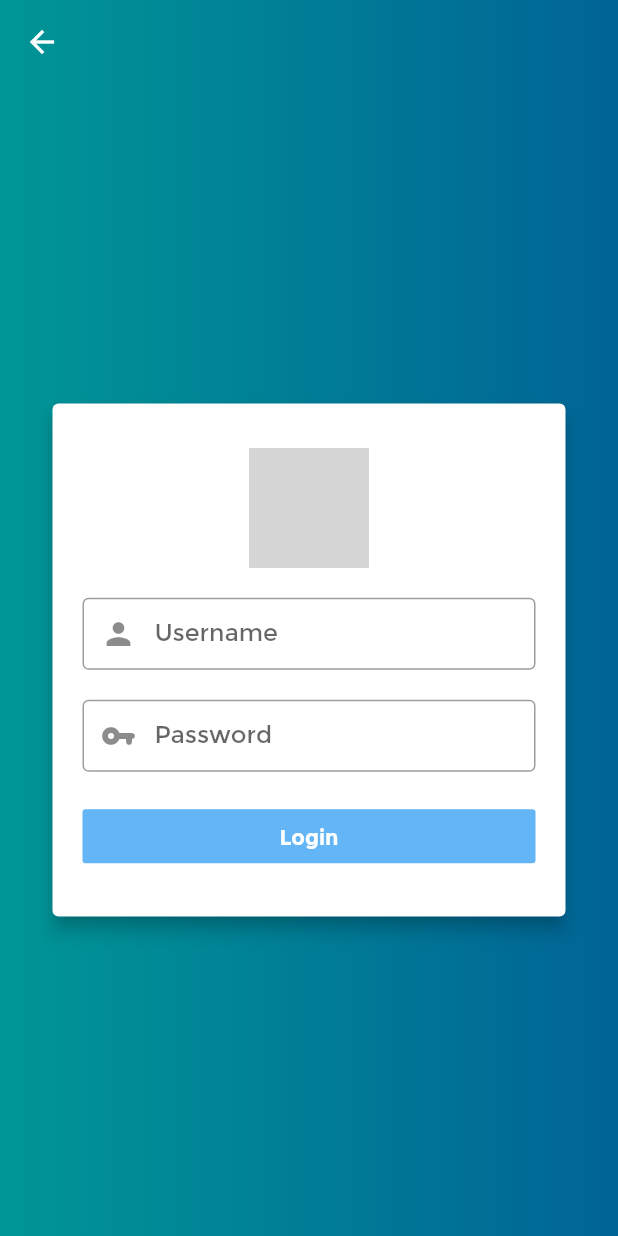
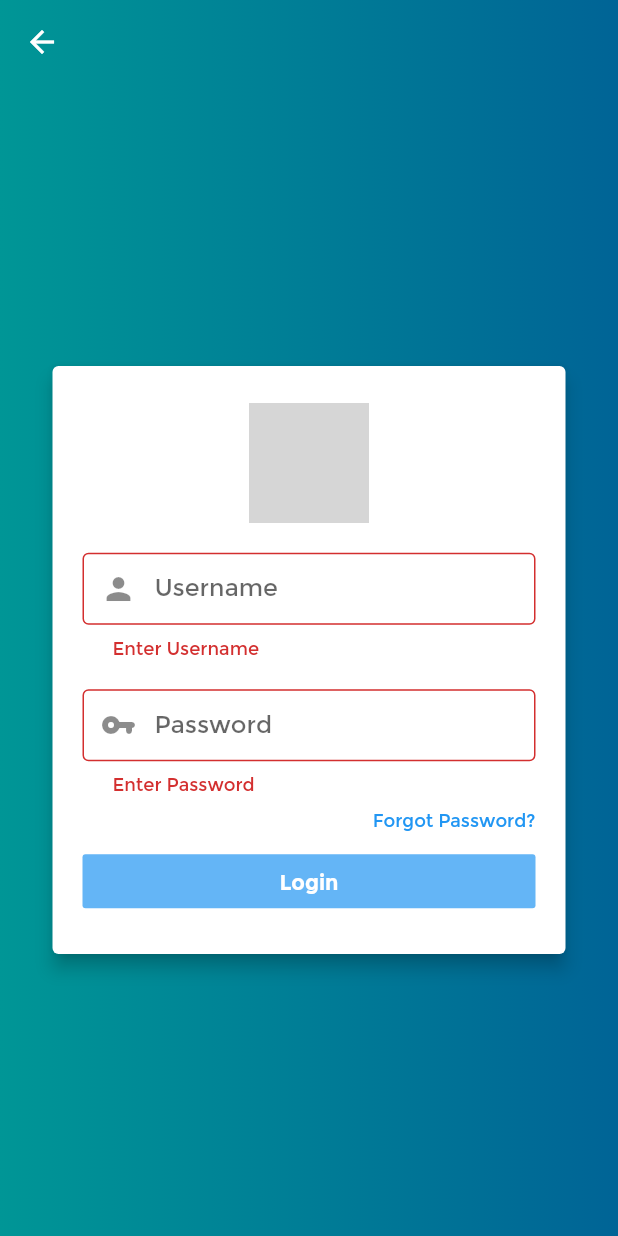
Before and after one commit to abymathewtkv/flutter_desktop-sample, a Flutter app: the LoginPage screen opened directly, after a tap on "Login", on a phone screen of 412 x 824 dp. Run offline on Flutter 3.47's test engine with Material 2 defaults, Android fonts, the light colour scheme and no system bars; grey boxes are pictures that could not be loaded.

Commit message:
login page is completed with validation

```diff
--- a/lib/LoginPage/loginPage.dart
+++ b/lib/LoginPage/loginPage.dart
@@ -6,11 +6,15 @@ class LoginPage extends StatefulWidget {
 }
 
 class _LoginPageState extends State<LoginPage> {
+
+
+final _formKey = GlobalKey<FormState>();
+
   @override
   Widget build(BuildContext context) {
     return Scaffold(
+
       appBar: AppBar(
-
         flexibleSpace: Container(
           decoration: BoxDecoration(
               gradient: LinearGradient(
@@ -38,30 +42,43 @@ class _LoginPageState extends State<LoginPage> {
         child: Center(
           child: Container(
             width: 350,
-            height: 350,
+            height: 400,
             child: Card(
               elevation: 5.0,
               child: Padding(
                 padding: const EdgeInsets.all(20.0),
                 child: Form(
+                  key: _formKey,
                   child: Column(
                     mainAxisAlignment: MainAxisAlignment.spaceAround,
                     children: <Widget>[
                       Padding(
                         padding: const EdgeInsets.all(0.0),
                         child: Container(
+                          child: SingleChildScrollView(
                             child: Column(
                               children: <Widget>[
-                              Image.asset("assets/images/windows1.png",height: 80,width: 80,),
+                                Image.asset(
+                                  "assets/images/windows1.png",
+                                  height: 80,
+                                  width: 80,
+                                ),
                                 SizedBox(
                                   height: 20,
                                 ),
                                 TextFormField(
+                                  validator: (value) {
+                                    if(value!.isEmpty){
+                                      return "Enter Username";
+                                    }
+                                    return null;
+                                  },
                                   decoration: InputDecoration(
-                                  prefixIcon : Icon(Icons.person),
+                                    prefixIcon: Icon(Icons.person),
                                     hintText: 'Username',
                                     focusColor: Colors.blue[700],
-                               contentPadding: EdgeInsets.only(left: 20,right: 20),
+                                    contentPadding:
+                                        EdgeInsets.only(left: 20, right: 20),
                                     border: OutlineInputBorder(),
                                     focusedBorder: OutlineInputBorder(
                                         borderSide: BorderSide(
@@ -74,13 +91,22 @@ class _LoginPageState extends State<LoginPage> {
                                   height: 20.0,
                                 ),
                                 TextFormField(
+                                  validator: (value) {
+                                    if(value!.isEmpty){
+                                      return "Enter Password";
+                                    }
+                                    if(value.length<6){
+                                      return "Minimu 6 Characters required";
+                                    }
+                                    return null;
+                                  },
                                   obscureText: true,
                                   decoration: InputDecoration(
-                                  prefixIcon :Icon(Icons.vpn_key_rounded),
-
+                                    prefixIcon: Icon(Icons.vpn_key_rounded),
                                     hintText: 'Password',
                                     focusColor: Colors.blue[700],
-                                  contentPadding: EdgeInsets.only(left: 20,right: 20),
+                                    contentPadding:
+                                        EdgeInsets.only(left: 20, right: 20),
                                     border: OutlineInputBorder(),
                                     focusedBorder: OutlineInputBorder(
                                         borderSide: BorderSide(
@@ -93,11 +119,22 @@ class _LoginPageState extends State<LoginPage> {
                             ),
                           ),
                         ),
+                      ),
+                      Align(
+                        alignment: Alignment.centerRight,
+                          child: Text(
+                        "Forgot Password?",
+                        style: TextStyle(fontSize: 12, color: Colors.blue),
+                      )),
                       Row(
                         children: [
                           Expanded(
                             child: FlatButton(
-                              onPressed: () {},
+                              onPressed: () {
+                                if(_formKey.currentState!.validate()){
+                                  print("valilated");
+                                }
+                              },
                               child: Text(
                                 'Login',
                                 style: TextStyle(
```
Lines whose indentation alone changed are shown as unchanged.
